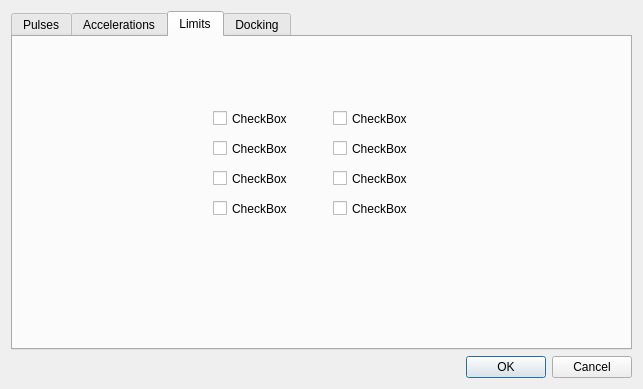
This is sources/forms/Settings.ui in eduard-x/cnc-qt as Qt 5 draws it before an edit. The edited form follows.
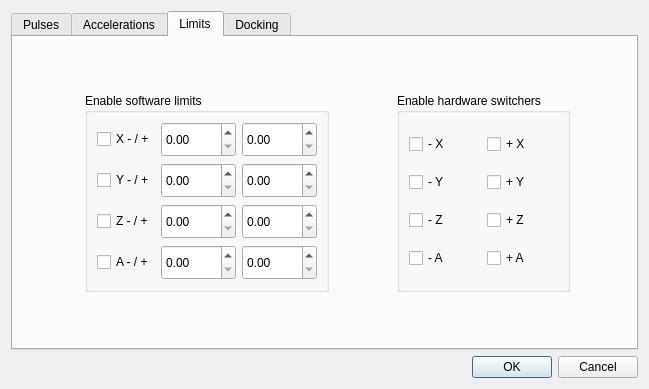
This is the edited form.

Commit message: hw limits

Diff of the .ui file:
```diff
--- a/sources/forms/Settings.ui
+++ b/sources/forms/Settings.ui
@@ -37,162 +37,7 @@
             </property>
            </widget>
           </item>
-          <item row="0" column="0">
-           <layout class="QGridLayout" name="gridLayout_2" rowstretch="0,0,0,0">
-            <item row="0" column="1">
-             <widget class="QLabel" name="label_2">
-              <property name="text">
-               <string>X</string>
-              </property>
-              <property name="alignment">
-               <set>Qt::AlignCenter</set>
-              </property>
-             </widget>
-            </item>
-            <item row="1" column="1">
-             <widget class="QLabel" name="label_3">
-              <property name="text">
-               <string>Y</string>
-              </property>
-              <property name="alignment">
-               <set>Qt::AlignCenter</set>
-              </property>
-             </widget>
-            </item>
-            <item row="2" column="1">
-             <widget class="QLabel" name="label_4">
-              <property name="text">
-               <string>Z</string>
-              </property>
-              <property name="alignment">
-               <set>Qt::AlignCenter</set>
-              </property>
-             </widget>
-            </item>
-            <item row="1" column="4">
-             <spacer name="horizontalSpacer_2">
-              <property name="orientation">
-               <enum>Qt::Horizontal</enum>
-              </property>
-              <property name="sizeHint" stdset="0">
-               <size>
-                <width>40</width>
-                <height>20</height>
-               </size>
-              </property>
-             </spacer>
-            </item>
-            <item row="1" column="0">
-             <spacer name="horizontalSpacer">
-              <property name="orientation">
-               <enum>Qt::Horizontal</enum>
-              </property>
-              <property name="sizeHint" stdset="0">
-               <size>
-                <width>40</width>
-                <height>20</height>
-               </size>
-              </property>
-             </spacer>
-            </item>
-            <item row="3" column="1">
-             <widget class="QLabel" name="label_11">
-              <property name="text">
-               <string>A</string>
-              </property>
-             </widget>
-            </item>
-            <item row="1" column="3">
-             <widget class="QSpinBox" name="numPulseY">
-              <property name="minimumSize">
-               <size>
-                <width>75</width>
-                <height>35</height>
-               </size>
-              </property>
-              <property name="maximumSize">
-               <size>
-                <width>100</width>
-                <height>35</height>
-               </size>
-              </property>
-              <property name="minimum">
-               <number>1</number>
-              </property>
-              <property name="maximum">
-               <number>2000</number>
-              </property>
-             </widget>
-            </item>
-            <item row="0" column="3">
-             <widget class="QSpinBox" name="numPulseX">
-              <property name="minimumSize">
-               <size>
-                <width>75</width>
-                <height>35</height>
-               </size>
-              </property>
-              <property name="maximumSize">
-               <size>
-                <width>100</width>
-                <height>35</height>
-               </size>
-              </property>
-              <property name="minimum">
-               <number>1</number>
-              </property>
-              <property name="maximum">
-               <number>2000</number>
-              </property>
-             </widget>
-            </item>
-            <item row="2" column="3">
-             <widget class="QSpinBox" name="numPulseZ">
-              <property name="minimumSize">
-               <size>
-                <width>75</width>
-                <height>35</height>
-               </size>
-              </property>
-              <property name="maximumSize">
-               <size>
-                <width>100</width>
-                <height>35</height>
-               </size>
-              </property>
-              <property name="minimum">
-               <number>1</number>
-              </property>
-              <property name="maximum">
-               <number>2000</number>
-              </property>
-             </widget>
-            </item>
-            <item row="3" column="3">
-             <widget class="QSpinBox" name="numPulseA">
-              <property name="minimumSize">
-               <size>
-                <width>75</width>
-                <height>35</height>
-               </size>
-              </property>
-              <property name="maximumSize">
-               <size>
-                <width>100</width>
-                <height>35</height>
-               </size>
-              </property>
-              <property name="minimum">
-               <number>1</number>
-              </property>
-              <property name="maximum">
-               <number>2000</number>
-              </property>
-             </widget>
-            </item>
-           </layout>
-          </item>
-          <item row="3" column="0">
+          <item row="2" column="0">
            <widget class="QLabel" name="labelInfo">
             <property name="sizePolicy">
              <sizepolicy hsizetype="MinimumExpanding" vsizetype="MinimumExpanding">
@@ -638,110 +483,255 @@
       <attribute name="title">
        <string>Limits</string>
       </attribute>
-      <widget class="QCheckBox" name="checkBox">
-       <property name="geometry">
-        <rect>
-         <x>200</x>
-         <y>70</y>
-         <width>92</width>
-         <height>23</height>
-        </rect>
-       </property>
-       <property name="text">
-        <string>CheckBox</string>
-       </property>
-      </widget>
-      <widget class="QCheckBox" name="checkBox_2">
-       <property name="geometry">
-        <rect>
-         <x>200</x>
-         <y>100</y>
-         <width>92</width>
-         <height>23</height>
-        </rect>
-       </property>
-       <property name="text">
-        <string>CheckBox</string>
-       </property>
-      </widget>
-      <widget class="QCheckBox" name="checkBox_3">
-       <property name="geometry">
-        <rect>
-         <x>200</x>
-         <y>130</y>
-         <width>92</width>
-         <height>23</height>
-        </rect>
-       </property>
-       <property name="text">
-        <string>CheckBox</string>
-       </property>
-      </widget>
-      <widget class="QCheckBox" name="checkBox_4">
-       <property name="geometry">
-        <rect>
-         <x>200</x>
-         <y>160</y>
-         <width>92</width>
-         <height>23</height>
-        </rect>
-       </property>
-       <property name="text">
-        <string>CheckBox</string>
-       </property>
-      </widget>
-      <widget class="QCheckBox" name="checkBox_5">
-       <property name="geometry">
-        <rect>
-         <x>320</x>
-         <y>70</y>
-         <width>92</width>
-         <height>23</height>
-        </rect>
-       </property>
-       <property name="text">
-        <string>CheckBox</string>
-       </property>
-      </widget>
-      <widget class="QCheckBox" name="checkBox_6">
-       <property name="geometry">
-        <rect>
-         <x>320</x>
-         <y>100</y>
-         <width>92</width>
-         <height>23</height>
-        </rect>
-       </property>
-       <property name="text">
-        <string>CheckBox</string>
-       </property>
-      </widget>
-      <widget class="QCheckBox" name="checkBox_7">
-       <property name="geometry">
-        <rect>
-         <x>320</x>
-         <y>130</y>
-         <width>92</width>
-         <height>23</height>
-        </rect>
-       </property>
-       <property name="text">
-        <string>CheckBox</string>
-       </property>
-      </widget>
-      <widget class="QCheckBox" name="checkBox_8">
-       <property name="geometry">
-        <rect>
-         <x>320</x>
-         <y>160</y>
-         <width>92</width>
-         <height>23</height>
-        </rect>
-       </property>
-       <property name="text">
-        <string>CheckBox</string>
-       </property>
-      </widget>
+      <layout class="QGridLayout" name="gridLayout_2">
+       <item row="0" column="0" colspan="5">
+        <spacer name="verticalSpacer_4">
+         <property name="orientation">
+          <enum>Qt::Vertical</enum>
+         </property>
+         <property name="sizeHint" stdset="0">
+          <size>
+           <width>588</width>
+           <height>53</height>
+          </size>
+         </property>
+        </spacer>
+       </item>
+       <item row="1" column="0">
+        <spacer name="horizontalSpacer_7">
+         <property name="orientation">
+          <enum>Qt::Horizontal</enum>
+         </property>
+         <property name="sizeHint" stdset="0">
+          <size>
+           <width>51</width>
+           <height>20</height>
+          </size>
+         </property>
+        </spacer>
+       </item>
+       <item row="1" column="1">
+        <widget class="QGroupBox" name="groupBox_2">
+         <property name="title">
+          <string>Enable software limits</string>
+         </property>
+         <layout class="QGridLayout" name="gridLayout_8">
+          <item row="0" column="0">
+           <widget class="QCheckBox" name="checkSoftX">
+            <property name="text">
+             <string>X - / +</string>
+            </property>
+           </widget>
+          </item>
+          <item row="0" column="1">
+           <widget class="QDoubleSpinBox" name="doubleXmin">
+            <property name="minimumSize">
+             <size>
+              <width>75</width>
+              <height>35</height>
+             </size>
+            </property>
+           </widget>
+          </item>
+          <item row="0" column="2">
+           <widget class="QDoubleSpinBox" name="doubleXmax">
+            <property name="minimumSize">
+             <size>
+              <width>75</width>
+              <height>35</height>
+             </size>
+            </property>
+           </widget>
+          </item>
+          <item row="1" column="0">
+           <widget class="QCheckBox" name="checkSoftY">
+            <property name="text">
+             <string>Y - / +</string>
+            </property>
+           </widget>
+          </item>
+          <item row="1" column="1">
+           <widget class="QDoubleSpinBox" name="doubleYmin">
+            <property name="minimumSize">
+             <size>
+              <width>75</width>
+              <height>35</height>
+             </size>
+            </property>
+           </widget>
+          </item>
+          <item row="1" column="2">
+           <widget class="QDoubleSpinBox" name="doubleYmax">
+            <property name="minimumSize">
+             <size>
+              <width>75</width>
+              <height>35</height>
+             </size>
+            </property>
+           </widget>
+          </item>
+          <item row="2" column="0">
+           <widget class="QCheckBox" name="checkSoftZ">
+            <property name="text">
+             <string>Z - / +</string>
+            </property>
+           </widget>
+          </item>
+          <item row="2" column="1">
+           <widget class="QDoubleSpinBox" name="doubleZmin">
+            <property name="minimumSize">
+             <size>
+              <width>75</width>
+              <height>35</height>
+             </size>
+            </property>
+           </widget>
+          </item>
+          <item row="2" column="2">
+           <widget class="QDoubleSpinBox" name="doubleZmax">
+            <property name="minimumSize">
+             <size>
+              <width>75</width>
+              <height>35</height>
+             </size>
+            </property>
+           </widget>
+          </item>
+          <item row="3" column="0">
+           <widget class="QCheckBox" name="checkSoftA">
+            <property name="text">
+             <string>A - / +</string>
+            </property>
+           </widget>
+          </item>
+          <item row="3" column="1">
+           <widget class="QDoubleSpinBox" name="doubleAmin">
+            <property name="minimumSize">
+             <size>
+              <width>75</width>
+              <height>35</height>
+             </size>
+            </property>
+           </widget>
+          </item>
+          <item row="3" column="2">
+           <widget class="QDoubleSpinBox" name="doubleAmax">
+            <property name="minimumSize">
+             <size>
+              <width>75</width>
+              <height>35</height>
+             </size>
+            </property>
+           </widget>
+          </item>
+         </layout>
+        </widget>
+       </item>
+       <item row="1" column="3">
+        <widget class="QGroupBox" name="groupBox">
+         <property name="title">
+          <string>Enable hardware switchers</string>
+         </property>
+         <layout class="QGridLayout" name="gridLayout_7">
+          <item row="0" column="0">
+           <widget class="QCheckBox" name="checkXmin">
+            <property name="text">
+             <string>- X</string>
+            </property>
+           </widget>
+          </item>
+          <item row="0" column="1">
+           <widget class="QCheckBox" name="checkXplus">
+            <property name="text">
+             <string>+ X</string>
+            </property>
+           </widget>
+          </item>
+          <item row="1" column="0">
+           <widget class="QCheckBox" name="checkYmin">
+            <property name="text">
+             <string>- Y</string>
+            </property>
+           </widget>
+          </item>
+          <item row="1" column="1">
+           <widget class="QCheckBox" name="checkYplus">
+            <property name="text">
+             <string>+ Y</string>
+            </property>
+           </widget>
+          </item>
+          <item row="2" column="0">
+           <widget class="QCheckBox" name="checkZmin">
+            <property name="text">
+             <string>- Z</string>
+            </property>
+           </widget>
+          </item>
+          <item row="2" column="1">
+           <widget class="QCheckBox" name="checkZplus">
+            <property name="text">
+             <string>+ Z</string>
+            </property>
+           </widget>
+          </item>
+          <item row="3" column="0">
+           <widget class="QCheckBox" name="checkAmin">
+            <property name="text">
+             <string>- A</string>
+            </property>
+           </widget>
+          </item>
+          <item row="3" column="1">
+           <widget class="QCheckBox" name="checkAplus">
+            <property name="text">
+             <string>+ A</string>
+            </property>
+           </widget>
+          </item>
+         </layout>
+        </widget>
+       </item>
+       <item row="2" column="0" colspan="4">
+        <spacer name="verticalSpacer_3">
+         <property name="orientation">
+          <enum>Qt::Vertical</enum>
+         </property>
+         <property name="sizeHint" stdset="0">
+          <size>
+           <width>548</width>
+           <height>53</height>
+          </size>
+         </property>
+        </spacer>
+       </item>
+       <item row="1" column="4">
+        <spacer name="horizontalSpacer_8">
+         <property name="orientation">
+          <enum>Qt::Horizontal</enum>
+         </property>
+         <property name="sizeHint" stdset="0">
+          <size>
+           <width>51</width>
+           <height>20</height>
+          </size>
+         </property>
+        </spacer>
+       </item>
+       <item row="1" column="2">
+        <spacer name="horizontalSpacer_9">
+         <property name="orientation">
+          <enum>Qt::Horizontal</enum>
+         </property>
+         <property name="sizeHint" stdset="0">
+          <size>
+           <width>40</width>
+           <height>20</height>
+          </size>
+         </property>
+        </spacer>
+       </item>
+      </layout>
      </widget>
      <widget class="QWidget" name="tab_4">
       <attribute name="title">
```
Left out of the diff: 173 changed lines with no effect on the pictures. The commit also changes 5 other files.
